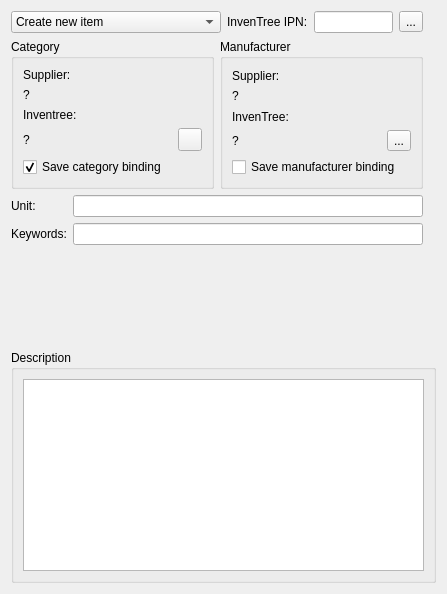
Old version of the form wizard/wizardpagepartdetails.ui in the repository martonmiklos/qntree.
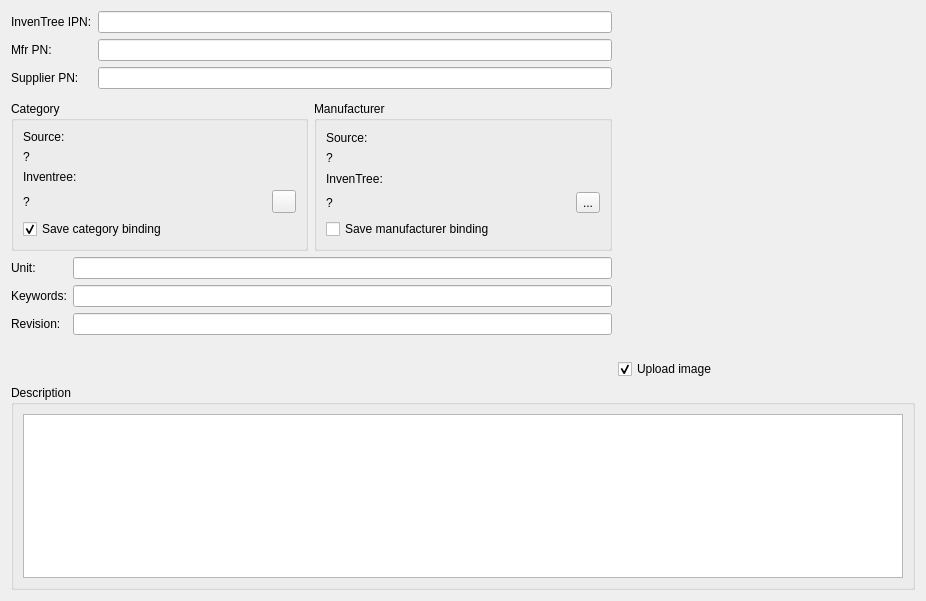
New version of the form.

Commit message: Part create with supplier/mfr part works

Patch:
```diff
--- a/wizard/wizardpagepartdetails.ui
+++ b/wizard/wizardpagepartdetails.ui
@@ -6,8 +6,8 @@
    <rect>
     <x>0</x>
     <y>0</y>
-    <width>447</width>
-    <height>594</height>
+    <width>926</width>
+    <height>601</height>
    </rect>
   </property>
   <property name="windowTitle">
@@ -18,58 +18,44 @@
   </property>
   <layout class="QGridLayout" name="gridLayout">
    <item row="0" column="0" colspan="2">
-    <layout class="QHBoxLayout" name="horizontalLayout_2">
-     <item>
-      <widget class="QComboBox" name="comboBoxCreateOrUseExistingPart">
-       <item>
-        <property name="text">
-         <string>Create new item</string>
-        </property>
-       </item>
-       <item>
-        <property name="text">
-         <string>Add as a supplier part to existing:</string>
-        </property>
-       </item>
-      </widget>
-     </item>
-     <item>
-      <widget class="QLabel" name="labelInvenTreeIPN">
-       <property name="text">
-        <string>InvenTree IPN:</string>
-       </property>
-      </widget>
-     </item>
-     <item>
+    <layout class="QGridLayout" name="gridLayout_5">
+     <item row="0" column="1">
       <widget class="QLineEdit" name="lineEditIPN">
        <property name="text">
         <string/>
        </property>
       </widget>
      </item>
-     <item>
-      <widget class="QToolButton" name="toolButtonSelectExistingPart">
+     <item row="1" column="1">
+      <widget class="QLineEdit" name="lineEditMpn"/>
+     </item>
+     <item row="0" column="0">
+      <widget class="QLabel" name="labelInvenTreeIPN">
        <property name="text">
-        <string>...</string>
+        <string>InvenTree IPN:</string>
+       </property>
+      </widget>
+     </item>
+     <item row="2" column="1">
+      <widget class="QLineEdit" name="lineEditSupplierPn"/>
+     </item>
+     <item row="1" column="0">
+      <widget class="QLabel" name="label_2">
+       <property name="text">
+        <string>Mfr PN:</string>
+       </property>
+      </widget>
+     </item>
+     <item row="2" column="0">
+      <widget class="QLabel" name="label_3">
+       <property name="text">
+        <string>Supplier PN:</string>
        </property>
       </widget>
      </item>
     </layout>
    </item>
-   <item row="3" column="0">
-    <spacer name="verticalSpacer">
-     <property name="orientation">
-      <enum>Qt::Orientation::Vertical</enum>
-     </property>
-     <property name="sizeHint" stdset="0">
-      <size>
-       <width>20</width>
-       <height>40</height>
-      </size>
-     </property>
-    </spacer>
-   </item>
-   <item row="1" column="0">
+   <item row="2" column="0">
     <widget class="QGroupBox" name="groupBoxCategory">
      <property name="title">
       <string>Category</string>
@@ -99,7 +85,7 @@
       <item row="0" column="0" colspan="2">
        <widget class="QLabel" name="labelSupplierText1">
         <property name="text">
-         <string>Supplier:</string>
+         <string>Source:</string>
         </property>
        </widget>
       </item>
@@ -123,65 +109,48 @@
      </layout>
     </widget>
    </item>
-   <item row="1" column="1">
-    <widget class="QGroupBox" name="groupBoxManufacturer">
-     <property name="title">
-      <string>Manufacturer</string>
-     </property>
-     <layout class="QGridLayout" name="gridLayout_4">
-      <item row="3" column="0">
-       <widget class="QLabel" name="labelInvenTreeManufacturerName">
-        <property name="text">
-         <string>?</string>
-        </property>
-       </widget>
-      </item>
-      <item row="3" column="1">
-       <widget class="QToolButton" name="toolButtonSelectInvenTreeManufacturer">
-        <property name="text">
-         <string>...</string>
-        </property>
-       </widget>
-      </item>
-      <item row="4" column="0" colspan="2">
-       <widget class="QCheckBox" name="checkBoxSaveMfrBinding">
-        <property name="text">
-         <string>Save manufacturer binding</string>
-        </property>
-       </widget>
-      </item>
-      <item row="1" column="0" colspan="2">
-       <widget class="QLabel" name="labelSupplierManufacturerName">
-        <property name="text">
-         <string>?</string>
-        </property>
-       </widget>
-      </item>
-      <item row="0" column="0" colspan="2">
-       <widget class="QLabel" name="labelSupplierText2">
-        <property name="text">
-         <string>Supplier:</string>
-        </property>
-       </widget>
-      </item>
-      <item row="2" column="0" colspan="2">
-       <widget class="QLabel" name="labelInvenTreeText2">
-        <property name="text">
-         <string>InvenTree:</string>
-        </property>
-       </widget>
-      </item>
-     </layout>
-    </widget>
-   </item>
-   <item row="0" column="2" rowspan="4">
+   <item row="0" column="2" rowspan="5">
     <widget class="QLabel" name="labelPartImage">
      <property name="text">
       <string/>
      </property>
     </widget>
    </item>
-   <item row="4" column="0" colspan="3">
+   <item row="3" column="0" colspan="2">
+    <layout class="QGridLayout" name="gridLayout_3">
+     <item row="1" column="1">
+      <widget class="QLineEdit" name="lineEditKeyWords"/>
+     </item>
+     <item row="0" column="1">
+      <widget class="QLineEdit" name="lineEditUnit"/>
+     </item>
+     <item row="0" column="0">
+      <widget class="QLabel" name="labelUnit">
+       <property name="text">
+        <string>Unit:</string>
+       </property>
+      </widget>
+     </item>
+     <item row="1" column="0">
+      <widget class="QLabel" name="labelKeywords">
+       <property name="text">
+        <string>Keywords:</string>
+       </property>
+      </widget>
+     </item>
+     <item row="2" column="0">
+      <widget class="QLabel" name="label">
+       <property name="text">
+        <string>Revision:</string>
+       </property>
+      </widget>
+     </item>
+     <item row="2" column="1">
+      <widget class="QLineEdit" name="lineEditRevision"/>
+     </item>
+    </layout>
+   </item>
+   <item row="6" column="0" colspan="3">
     <layout class="QHBoxLayout" name="horizontalLayout">
      <property name="bottomMargin">
       <number>0</number>
@@ -207,29 +176,79 @@
      </item>
     </layout>
    </item>
-   <item row="2" column="0" colspan="2">
-    <layout class="QGridLayout" name="gridLayout_3">
-     <item row="1" column="0">
-      <widget class="QLabel" name="labelKeywords">
-       <property name="text">
-        <string>Keywords:</string>
-       </property>
-      </widget>
-     </item>
-     <item row="0" column="0">
-      <widget class="QLabel" name="labelUnit">
-       <property name="text">
-        <string>Unit:</string>
-       </property>
-      </widget>
-     </item>
-     <item row="0" column="1">
-      <widget class="QLineEdit" name="lineEditUnit"/>
-     </item>
-     <item row="1" column="1">
-      <widget class="QLineEdit" name="lineEditKeyWords"/>
-     </item>
-    </layout>
+   <item row="4" column="0">
+    <spacer name="verticalSpacer">
+     <property name="orientation">
+      <enum>Qt::Orientation::Vertical</enum>
+     </property>
+     <property name="sizeHint" stdset="0">
+      <size>
+       <width>20</width>
+       <height>40</height>
+      </size>
+     </property>
+    </spacer>
+   </item>
+   <item row="2" column="1">
+    <widget class="QGroupBox" name="groupBoxManufacturer">
+     <property name="title">
+      <string>Manufacturer</string>
+     </property>
+     <layout class="QGridLayout" name="gridLayout_4">
+      <item row="1" column="0" colspan="2">
+       <widget class="QLabel" name="labelSupplierManufacturerName">
+        <property name="text">
+         <string>?</string>
+        </property>
+       </widget>
+      </item>
+      <item row="3" column="1">
+       <widget class="QToolButton" name="toolButtonSelectInvenTreeManufacturer">
+        <property name="text">
+         <string>...</string>
+        </property>
+       </widget>
+      </item>
+      <item row="4" column="0" colspan="2">
+       <widget class="QCheckBox" name="checkBoxSaveMfrBinding">
+        <property name="text">
+         <string>Save manufacturer binding</string>
+        </property>
+       </widget>
+      </item>
+      <item row="0" column="0" colspan="2">
+       <widget class="QLabel" name="labelSupplierText2">
+        <property name="text">
+         <string>Source:</string>
+        </property>
+       </widget>
+      </item>
+      <item row="2" column="0" colspan="2">
+       <widget class="QLabel" name="labelInvenTreeText2">
+        <property name="text">
+         <string>InvenTree:</string>
+        </property>
+       </widget>
+      </item>
+      <item row="3" column="0">
+       <widget class="QLabel" name="labelInvenTreeManufacturerName">
+        <property name="text">
+         <string>?</string>
+        </property>
+       </widget>
+      </item>
+     </layout>
+    </widget>
+   </item>
+   <item row="5" column="2">
+    <widget class="QCheckBox" name="checkBoxUploadImage">
+     <property name="text">
+      <string>Upload image</string>
+     </property>
+     <property name="checked">
+      <bool>true</bool>
+     </property>
+    </widget>
    </item>
   </layout>
  </widget>
```
The commit also changes 41 other files.
